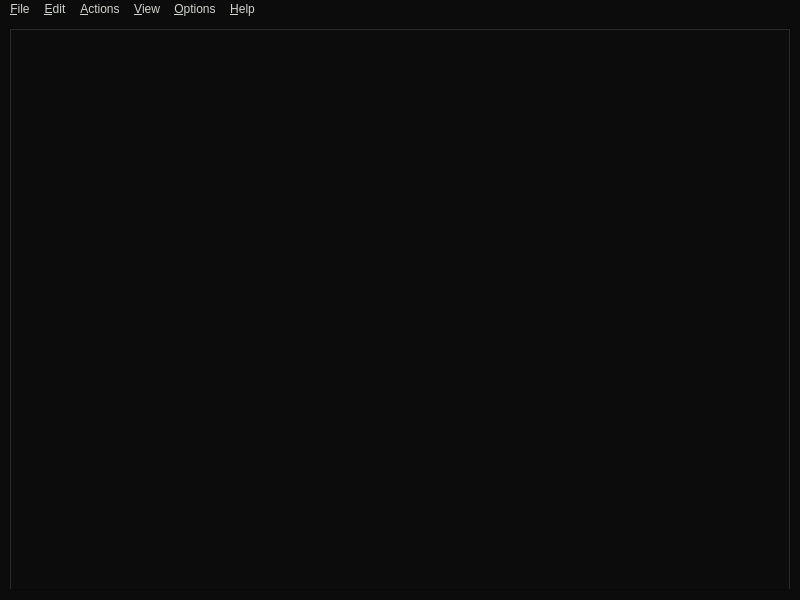
The window that ui/appwindow.ui (hiensumi/cpeditor) describes before a commit, drawn with Qt 5.
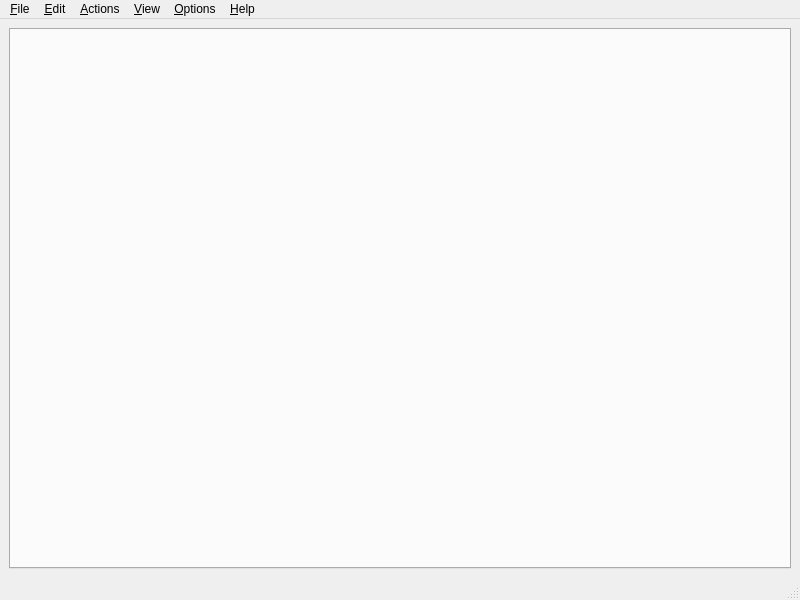
The same window after the commit.

```diff
--- a/ui/appwindow.ui
+++ b/ui/appwindow.ui
@@ -14,15 +14,14 @@
    <string>CP Editor: An editor specially designed for competitive programming</string>
   </property>
   <property name="styleSheet">
-   <string notr="true">background-color: rgb(12, 12, 12);
-color: rgb(207, 212, 203);</string>
+   <string notr="true"/>
   </property>
   <widget class="QWidget" name="centralwidget">
    <layout class="QHBoxLayout" name="horizontalLayout">
     <item>
      <widget class="QTabWidget" name="tabWidget">
       <property name="tabShape">
-       <enum>QTabWidget::Triangular</enum>
+       <enum>QTabWidget::Rounded</enum>
       </property>
       <property name="elideMode">
        <enum>Qt::ElideNone</enum>
@@ -49,7 +48,7 @@
      <x>0</x>
      <y>0</y>
      <width>800</width>
-     <height>30</height>
+     <height>22</height>
     </rect>
    </property>
    <widget class="QMenu" name="menuFile">
@@ -144,6 +143,7 @@
    <addaction name="menuOptions"/>
    <addaction name="menuHelp"/>
   </widget>
+  <widget class="QStatusBar" name="statusBar"/>
   <action name="actionNewTab">
    <property name="text">
     <string>New File</string>
```
